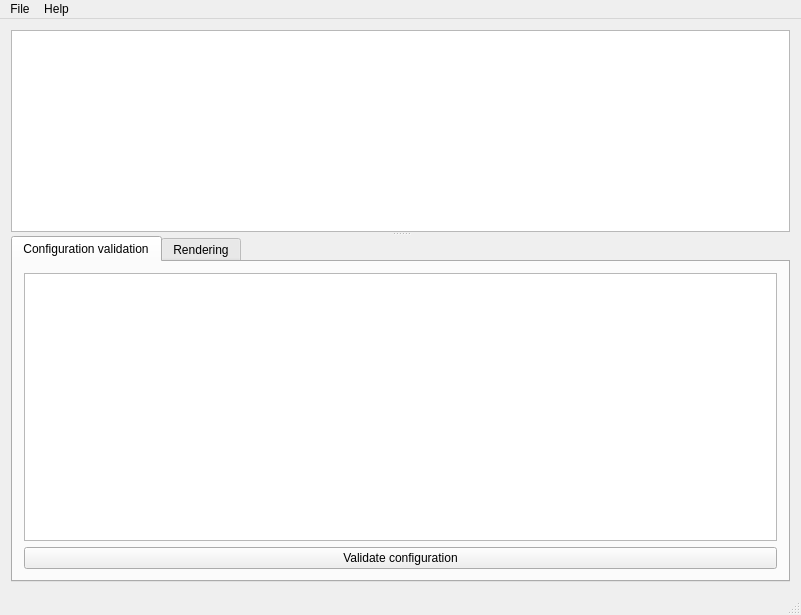
Before: the Qt Designer form mainwindow.ui in mapcrafter/mapcrafter-gui, drawn with Qt 5.
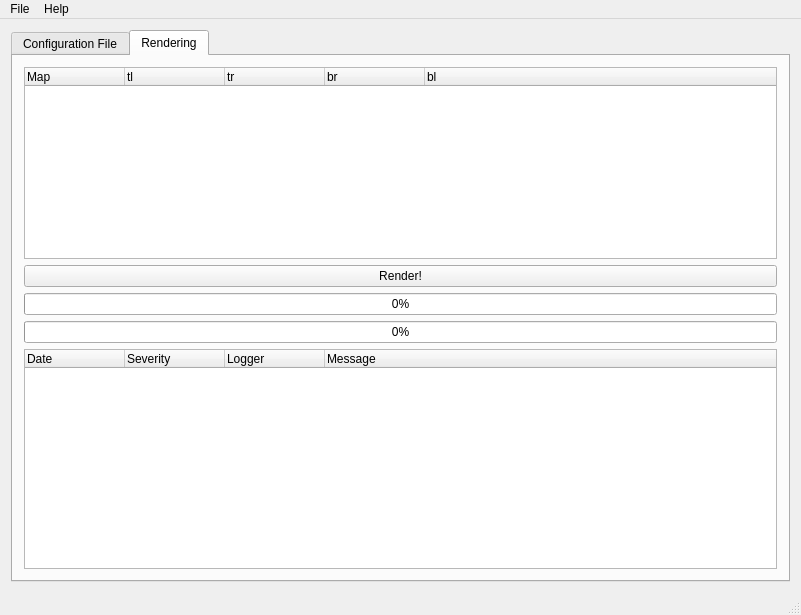
After: the same form once the commit is applied. The open tabs and pages were chosen to show the change. Custom widgets are drawn as their Qt base class.

Commit message: Quickly integrated rendering into gui with experimental manager functions in big-fat-refactoring branch.

Patch:
```diff
--- a/mainwindow.ui
+++ b/mainwindow.ui
@@ -16,6 +16,16 @@
   <widget class="QWidget" name="centralWidget">
    <layout class="QVBoxLayout" name="verticalLayout">
     <item>
+     <widget class="QTabWidget" name="tabWidget_2">
+      <property name="currentIndex">
+       <number>0</number>
+      </property>
+      <widget class="QWidget" name="tab_2">
+       <attribute name="title">
+        <string>Configuration File</string>
+       </attribute>
+       <layout class="QVBoxLayout" name="verticalLayout_5">
+        <item>
      <widget class="QSplitter" name="splitter">
       <property name="orientation">
        <enum>Qt::Vertical</enum>
@@ -201,6 +211,110 @@
          </item>
         </layout>
        </widget>
+           <widget class="QWidget" name="tab">
+            <attribute name="title">
+             <string>Log Test</string>
+            </attribute>
+            <layout class="QVBoxLayout" name="verticalLayout_4"/>
+           </widget>
+          </widget>
+         </widget>
+        </item>
+       </layout>
+      </widget>
+      <widget class="QWidget" name="tab_3">
+       <attribute name="title">
+        <string>Rendering</string>
+       </attribute>
+       <layout class="QVBoxLayout" name="verticalLayout_7">
+        <item>
+         <widget class="MapSelectionWidget" name="mapSelectionWidget">
+          <property name="sizePolicy">
+           <sizepolicy hsizetype="Expanding" vsizetype="Minimum">
+            <horstretch>0</horstretch>
+            <verstretch>0</verstretch>
+           </sizepolicy>
+          </property>
+          <column>
+           <property name="text">
+            <string>Map</string>
+           </property>
+          </column>
+          <column>
+           <property name="text">
+            <string>tl</string>
+           </property>
+          </column>
+          <column>
+           <property name="text">
+            <string>tr</string>
+           </property>
+          </column>
+          <column>
+           <property name="text">
+            <string>br</string>
+           </property>
+          </column>
+          <column>
+           <property name="text">
+            <string>bl</string>
+           </property>
+          </column>
+         </widget>
+        </item>
+        <item>
+         <layout class="QVBoxLayout" name="verticalLayout_6">
+          <item>
+           <widget class="QPushButton" name="buttonRender">
+            <property name="text">
+             <string>Render!</string>
+            </property>
+           </widget>
+          </item>
+          <item>
+           <widget class="QProgressBar" name="progress1">
+            <property name="value">
+             <number>0</number>
+            </property>
+            <property name="invertedAppearance">
+             <bool>false</bool>
+            </property>
+           </widget>
+          </item>
+          <item>
+           <widget class="QProgressBar" name="progress2">
+            <property name="value">
+             <number>0</number>
+            </property>
+           </widget>
+          </item>
+         </layout>
+        </item>
+        <item>
+         <widget class="LogWidget" name="logWidget">
+          <column>
+           <property name="text">
+            <string>Date</string>
+           </property>
+          </column>
+          <column>
+           <property name="text">
+            <string>Severity</string>
+           </property>
+          </column>
+          <column>
+           <property name="text">
+            <string>Logger</string>
+           </property>
+          </column>
+          <column>
+           <property name="text">
+            <string>Message</string>
+           </property>
+          </column>
+         </widget>
+        </item>
+       </layout>
       </widget>
      </widget>
     </item>
@@ -276,6 +390,16 @@
    <extends>QTreeWidget</extends>
    <header>validationwidget.h</header>
   </customwidget>
+  <customwidget>
+   <class>LogWidget</class>
+   <extends>QTreeWidget</extends>
+   <header>logwidget.h</header>
+  </customwidget>
+  <customwidget>
+   <class>MapSelectionWidget</class>
+   <extends>QTreeWidget</extends>
+   <header>mapselectionwidget.h</header>
+  </customwidget>
  </customwidgets>
  <tabstops>
   <tabstop>textEdit</tabstop>
```
Left out of the diff: 2 changed lines with no effect on the pictures. Lines whose indentation alone changed are shown as unchanged. The commit also changes 10 other files.
